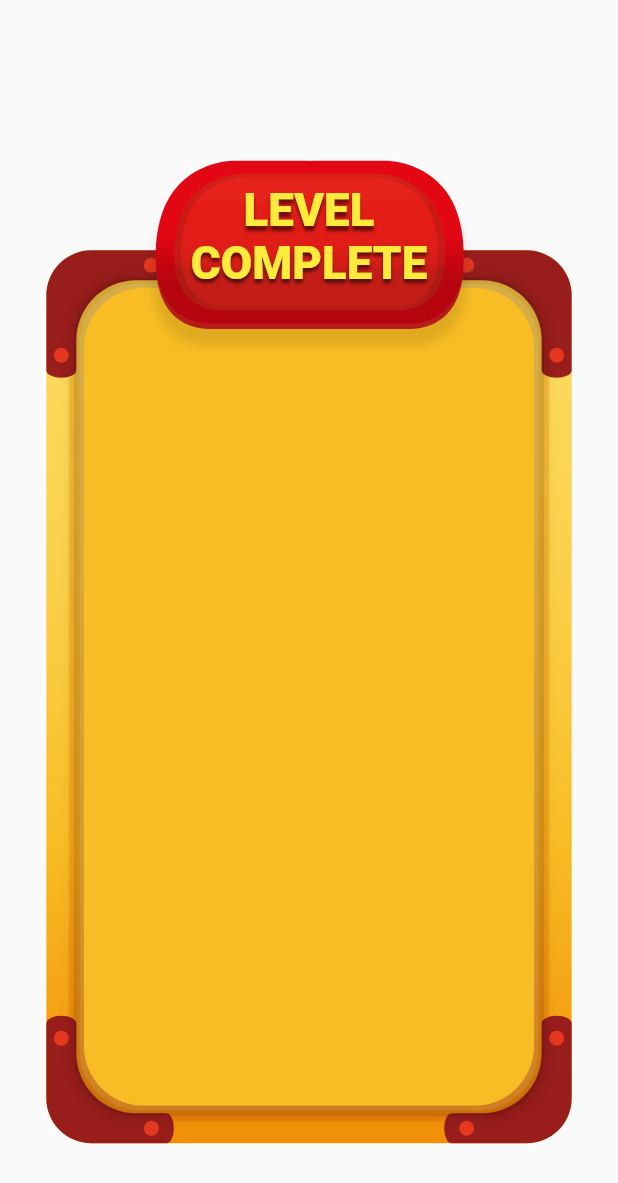
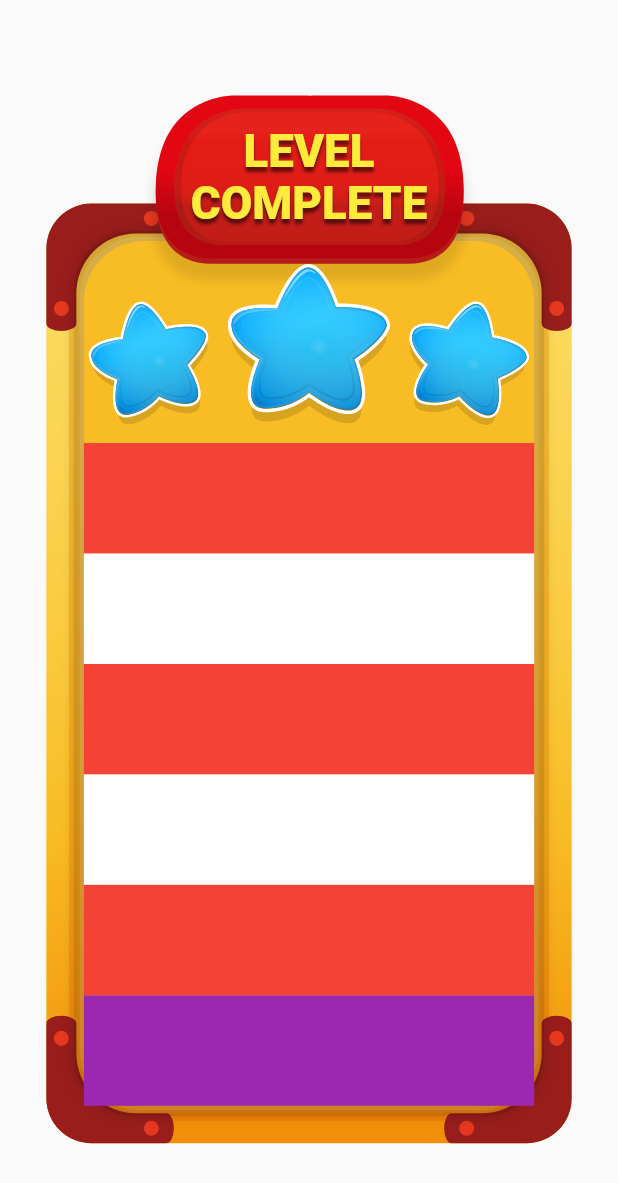
Before and after one commit to Reiko-Developer/language_test, a Flutter app: the screen it shows after launch, on a phone screen of 412 x 824 dp. Shown: the top 1183 px of the screen. Run offline on Flutter 3.47's test engine with Material 2 defaults, Android fonts, the phone set to English and light mode, and no system bars; our stand-ins replace flutter_svg, get; project files that could hold a hidden picture were left out.

Commit message:
Adds the starsSVG row to the box dialog content.

```diff
--- a/lib/dialog/box_dialog.dart
+++ b/lib/dialog/box_dialog.dart
@@ -53,11 +53,14 @@ class BoxDialog extends StatelessWidget {
     required this.child,
   });
 
+  ///Defaults to 20px;
   final double borderWidth;
   final double externalRectCornerRadius;
   final double internalRectCornerRadius;
   final Color mainColor;
   final double cornerEllipsisElevation;
+
+  ///Defaults to borderWidth * 0.25;
   final double shadowWidth;
 
   //Corners section
@@ -143,47 +146,19 @@ class BoxDialog extends StatelessWidget {
 }
 
 class BoxDialogPainter extends CustomPainter {
-  factory BoxDialogPainter({
-    required Color mainColor,
-    required double borderWidth,
-    required double cornerSize,
-    required double cornerEllipsisElevation,
-    required double? cornersDecorationRadius,
-    required Color cornersDecorationColor,
-    required Radius externalRectCornerRadius,
-    required Radius internalRectCornerRadius,
-    required double shadowWidth,
-    required Color cornersColor,
-    required StrokeCap cornersDecorationStrokeCap,
-  }) {
-    return BoxDialogPainter._internal(
-      mainColor,
-      cornerSize,
-      cornerEllipsisElevation,
-      borderWidth,
-      externalRectCornerRadius,
-      internalRectCornerRadius,
-      shadowWidth,
-      cornersColor,
-      cornersDecorationRadius,
-      cornersDecorationColor,
-      cornersDecorationStrokeCap,
-    );
-  }
-
-  BoxDialogPainter._internal(
-    this.mainColor,
-    this.cornerSize,
-    this.cornerEllipsisElevation,
-    this.borderWidth,
-    this.externalRectCornerRadius,
-    this.internalRectCornerRadius,
-    this.shadowWidth,
-    this.cornersColor,
-    this.cornerDecorationRadius,
-    this.cornerDecorationColor,
-    this.cornerDecorationStrokeCap,
-  );
+  BoxDialogPainter({
+    required this.mainColor,
+    required this.cornerSize,
+    required this.cornerEllipsisElevation,
+    required this.borderWidth,
+    required this.externalRectCornerRadius,
+    required this.internalRectCornerRadius,
+    required this.shadowWidth,
+    required this.cornersColor,
+    required this.cornersDecorationRadius,
+    required this.cornersDecorationColor,
+    required this.cornersDecorationStrokeCap,
+  });
 
   final Color mainColor;
 
@@ -205,9 +180,9 @@ class BoxDialogPainter extends CustomPainter {
   final double cornerEllipsisElevation;
 
   ///Dots section
-  final double? cornerDecorationRadius;
-  final Color cornerDecorationColor;
-  final StrokeCap cornerDecorationStrokeCap;
+  final double? cornersDecorationRadius;
+  final Color cornersDecorationColor;
+  final StrokeCap cornersDecorationStrokeCap;
 
   void paint(Canvas canvas, Size size) {
     drawMainBackgroundColor(canvas, size);
@@ -335,12 +310,13 @@ class BoxDialogPainter extends CustomPainter {
   }
 
   void drawPoints(Canvas canvas, Size size) {
-    if (cornerDecorationRadius == null || cornerDecorationRadius! <= 0) return;
+    if (cornersDecorationRadius == null || cornersDecorationRadius! <= 0)
+      return;
 
     final paint = Paint()
-      ..color = cornerDecorationColor
-      ..strokeWidth = cornerDecorationRadius!
-      ..strokeCap = cornerDecorationStrokeCap
+      ..color = cornersDecorationColor
+      ..strokeWidth = cornersDecorationRadius!
+      ..strokeCap = cornersDecorationStrokeCap
       ..style = PaintingStyle.stroke;
     final points = [
       Offset(borderWidth / 2, cornerSize - borderWidth / 2),
--- a/lib/dialog/game_dialog/game_dialog.dart
+++ b/lib/dialog/game_dialog/game_dialog.dart
@@ -1,34 +1,139 @@
+import 'dart:math';
+
 import 'package:flutter/material.dart';
+import 'package:flutter_svg/flutter_svg.dart';
 import 'package:language_test/dialog/box_dialog.dart';
 import 'package:language_test/dialog/title_dialog.dart';
 
 class GameDialog extends StatelessWidget {
   const GameDialog();
 
+  ///The correct ratio for the title custom Painter size.
+  final double _widthRatio = 0.585981098109811;
+
+  final double dialogBoxBorderWidth = 20, dialogBoxShadowWidth = 5;
+
+  Size getTitleSize(double maxWidth, double maxHeight) {
+    double width = maxWidth;
+    double height = maxWidth * _widthRatio;
+
+    if (height > maxHeight) {
+      height = maxHeight;
+      width = height / _widthRatio;
+    }
+
+    return Size(width, height);
+  }
+
   @override
   Widget build(BuildContext context) {
     return LayoutBuilder(
-      builder: (c, cc) => Stack(
+      builder: (c, bc) {
+        final titleSize = getTitleSize(bc.maxWidth * 0.6, bc.maxHeight * 0.3);
+
+        return Stack(
           alignment: Alignment.center,
           children: [
             Positioned(
-            top: cc.maxHeight * 0.15,
-            width: cc.maxWidth,
-            height: cc.maxHeight * 0.85,
+              top: titleSize.height * 0.6,
+              width: bc.maxWidth,
+              height: bc.maxHeight - titleSize.height * 0.6,
               child: BoxDialog(
-              child: Container(
-                  // color: Colors.purple,
-                  ),
+                borderWidth: dialogBoxBorderWidth,
+                shadowWidth: dialogBoxShadowWidth,
               ),
             ),
             Positioned(
               top: 0,
-            width: cc.maxWidth * 0.6,
-            height: cc.maxHeight * 0.3,
+              width: titleSize.width,
+              height: titleSize.height,
               child: TitleDialog(),
+            ),
+            Positioned(
+              top: titleSize.height,
+              height: bc.maxHeight -
+                  (titleSize.height +
+                      dialogBoxBorderWidth +
+                      dialogBoxShadowWidth),
+              width: bc.maxWidth -
+                  2 * (dialogBoxBorderWidth + dialogBoxShadowWidth),
+              child: Column(
+                children: [
+                  Expanded(
+                    flex: 3,
+                    child: LayoutBuilder(builder: (c, bc) {
+                      final double starWidth = 0.3 * bc.maxWidth;
+                      return Row(
+                        mainAxisAlignment: MainAxisAlignment.spaceBetween,
+                        children: [
+                          Transform(
+                            transform: Matrix4.identity()
+                              ..scale(0.9)
+                              ..rotateZ(-0.2),
+                            alignment: Alignment.center,
+                            child: SizedBox(
+                              width: starWidth,
+                              height: bc.maxHeight,
+                              child: SvgPicture.asset(
+                                  'assets/icons/blue-star.svg'),
+                            ),
+                          ),
+                          Transform.scale(
+                            scale: 1.2,
+                            alignment: Alignment.bottomCenter,
+                            child: SizedBox(
+                              width: starWidth,
+                              height: bc.maxHeight,
+                              child: SvgPicture.asset(
+                                  'assets/icons/blue-star.svg'),
+                            ),
+                          ),
+                          Transform(
+                            transform: Matrix4.identity()
+                              ..scale(0.9)
+                              ..rotateZ(0.2),
+                            alignment: Alignment.center,
+                            child: SizedBox(
+                              width: starWidth,
+                              height: bc.maxHeight,
+                              child: SvgPicture.asset(
+                                  'assets/icons/blue-star.svg'),
+                            ),
+                          ),
+                        ],
+                      );
+                    }),
+                  ),
+                  Expanded(
+                    flex: 2,
+                    child: Container(color: Colors.red),
+                  ),
+                  Expanded(
+                    flex: 2,
+                    child: Container(color: Colors.white),
+                  ),
+                  Expanded(
+                    flex: 2,
+                    child: Container(color: Colors.red),
+                  ),
+                  Expanded(
+                    flex: 2,
+                    child: Container(color: Colors.white),
+                  ),
+                  Expanded(
+                    flex: 2,
+                    child: Container(color: Colors.red),
+                  ),
+                  Expanded(
+                    flex: 2,
+                    child: Container(color: Colors.purple),
                   ),
                 ],
               ),
+            ),
+          ],
+        );
+      },
     );
   }
 }
--- a/lib/dialog/title_dialog.dart
+++ b/lib/dialog/title_dialog.dart
@@ -22,9 +22,6 @@ class TitleDialog extends StatelessWidget {
   ///
   final Color innerColor;
 
-  ///The correct ratio for the title custom Painter size.
-  final double _widthRatio = 0.585981098109811;
-
   final TextStyle titleTextStyle = TextStyle(
     fontWeight: FontWeight.w800,
     color: Colors.yellow,
@@ -37,22 +34,8 @@ class TitleDialog extends StatelessWidget {
     ],
   );
 
-  Size getPainterSize(BoxConstraints bc) {
-    double width = bc.maxWidth;
-    double height = bc.maxWidth * _widthRatio;
-
-    if (height > bc.maxHeight) {
-      height = bc.maxHeight;
-      width = height / _widthRatio;
-    }
-
-    return Size(width, height);
-  }
-
   Size getTextContainerdSize(BoxConstraints bc) {
-    final painterSize = getPainterSize(bc);
-
-    return Size(painterSize.width * 0.75, painterSize.height * 0.7);
+    return Size(bc.maxWidth * 0.75, bc.maxHeight * 0.7);
   }
 
   @override
@@ -61,17 +44,13 @@ class TitleDialog extends StatelessWidget {
       builder: (c, bc) => Stack(
         alignment: Alignment.center,
         children: [
-          // Container(color: Colors.green),
           Center(
-            child: Container(
-              // color: Colors.white,
-              child: CustomPaint(
-                size: getPainterSize(bc),
-                painter: TitleDialogPainter(
-                  backgroundColor,
-                  outerColor,
-                  innerColor,
-                ),
+            child: CustomPaint(
+              size: Size(bc.maxWidth, bc.maxHeight),
+              painter: TitleDialogPainter(
+                backgroundColor,
+                outerColor,
+                innerColor,
               ),
             ),
           ),
--- a/pubspec.yaml
+++ b/pubspec.yaml
@@ -33,6 +33,7 @@ dependencies:
   cupertino_icons: ^1.0.2
   get: ^4.0.0-nullsafety.2
   image: ^3.0.0-nullsafety.0
+  flutter_svg: ^0.22.0
 
 dev_dependencies:
   flutter_test:
```
Also changed, not shown: assets/icons/blue-star-illustrator.svg (added), pubspec.lock. Lines whose indentation alone changed are shown as unchanged.
